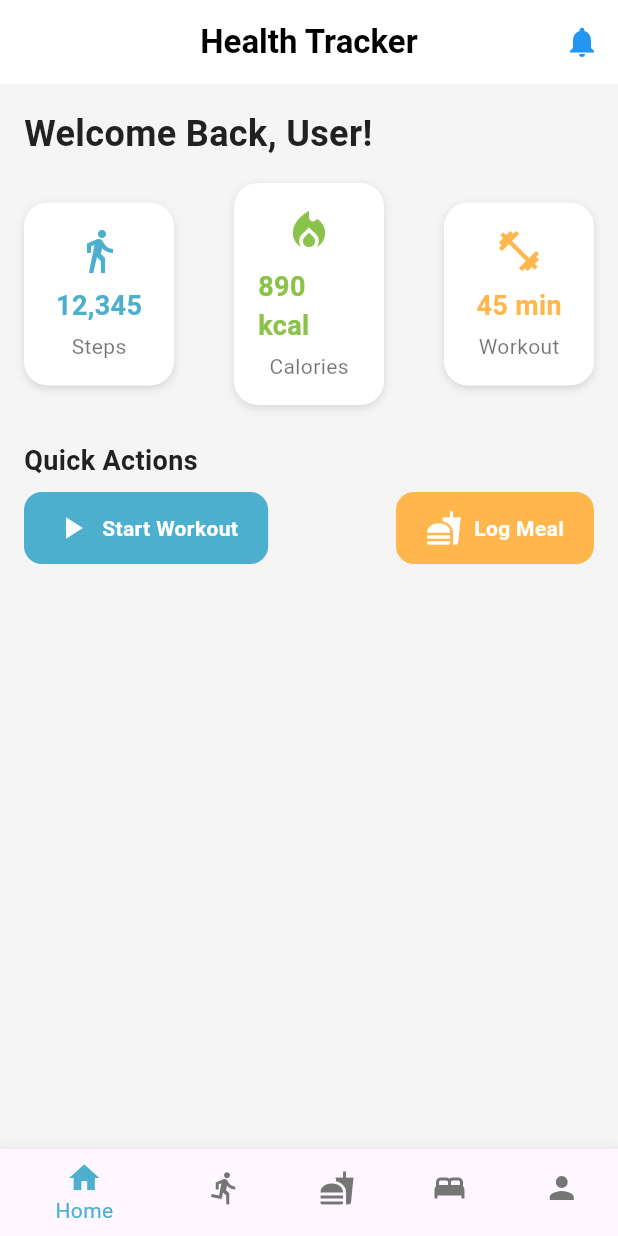
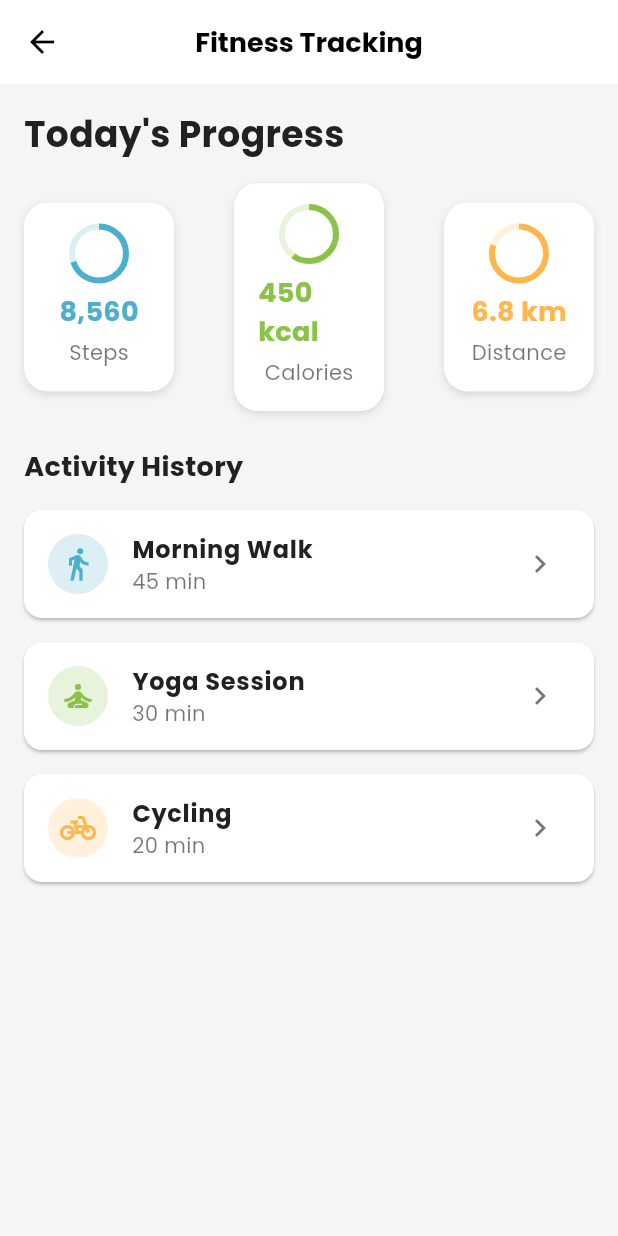
Before and after one commit to SarfarazQadir/healthandwellness, a Flutter app: the screen it shows after launch, on a phone screen of 412 x 824 dp. Run offline on Flutter 3.47's test engine with Material 3 defaults, Android fonts, the phone set to English and light mode, and no system bars.

Commit message:
Set main file

```diff
--- a/lib/main.dart
+++ b/lib/main.dart
@@ -18,253 +18,38 @@ import 'screens/sleep_screen.dart';
 // import 'screens/sleep_screen.dart';
 // import 'screens/mental_wellness_screen.dart';
 // import 'screens/goal_screen.dart';
-
 import 'package:flutter/material.dart';
+import 'screens/fitness_tracking_screen.dart'; // Ensure this file exists and is correctly implemented
 
 void main() {
-  runApp(const HealthTrackerApp());
+  runApp(const HealthWellnessApp());
 }
 
-class HealthTrackerApp extends StatelessWidget {
-  const HealthTrackerApp({super.key});
+class HealthWellnessApp extends StatelessWidget {
+  const HealthWellnessApp({super.key});
 
   @override
   Widget build(BuildContext context) {
     return MaterialApp(
       debugShowCheckedModeBanner: false,
-      theme: ThemeData.light(),
-      home: const HomeScreen(),
+      title: 'Health & Wellness Tracker',
+      theme: ThemeData(
+        // Updated to use `ColorScheme` for better compatibility
+        colorScheme: ColorScheme.light(
+          primary: const Color(0xFF4CAFCE), // Blue
+          secondary: const Color(0xFF8BC34A), // Green
+          background: const Color(0xFFF5F5F5), // Light Gray
+        ),
+        fontFamily: 'Poppins',
+        textTheme: const TextTheme(
+          displayLarge: TextStyle(fontSize: 32, fontWeight: FontWeight.bold, color: Color(0xFF212121)), // headline1 updated
+          titleLarge: TextStyle(fontSize: 18, fontWeight: FontWeight.bold, color: Color(0xFF212121)), // headline6 updated
+          bodyLarge: TextStyle(fontSize: 16, color: Colors.black87), // bodyText1 updated
+          bodyMedium: TextStyle(fontSize: 14, color: Colors.black54), // bodyText2 updated
+        ),
+        scaffoldBackgroundColor: const Color(0xFFF5F5F5), // Retained for scaffold background
+      ),
+      home: const FitnessTrackingScreen(), // Ensure this widget is implemented
     );
   }
 }
-
-class HomeScreen extends StatelessWidget {
-  const HomeScreen({super.key});
-
-  @override
-  Widget build(BuildContext context) {
-    return Scaffold(
-      backgroundColor: const Color(0xFFF5F5F5), // Light Gray
-      appBar: AppBar(
-        backgroundColor: Colors.white,
-        elevation: 0,
-        title: const Text(
-          'Health Tracker',
-          style: TextStyle(color: Colors.black, fontWeight: FontWeight.bold),
-        ),
-        centerTitle: true,
-        actions: [
-          IconButton(
-            icon: const Icon(Icons.notifications, color: Colors.blue),
-            onPressed: () {},
-          ),
-        ],
-      ),
-      body: Padding(
-        padding: const EdgeInsets.all(16.0),
-        child: Column(
-          crossAxisAlignment: CrossAxisAlignment.start,
-          children: [
-            const Text(
-              'Welcome Back, User!',
-              style: TextStyle(
-                fontSize: 24,
-                fontWeight: FontWeight.bold,
-                color: Color(0xFF212121), // Dark Gray
-              ),
-            ),
-            const SizedBox(height: 16),
-            Row(
-              mainAxisAlignment: MainAxisAlignment.spaceBetween,
-              children: const [
-                StatCard(
-                  title: 'Steps',
-                  value: '12,345',
-                  color: Color(0xFF4CAFCE), // Blue
-                  icon: Icons.directions_walk,
-                ),
-                StatCard(
-                  title: 'Calories',
-                  value: '890 kcal',
-                  color: Color(0xFF8BC34A), // Green
-                  icon: Icons.local_fire_department,
-                ),
-                StatCard(
-                  title: 'Workout',
-                  value: '45 min',
-                  color: Color(0xFFFFB74D), // Peach
-                  icon: Icons.fitness_center,
-                ),
-              ],
-            ),
-            const SizedBox(height: 24),
-            const Text(
-              'Quick Actions',
-              style: TextStyle(
-                fontSize: 18,
-                fontWeight: FontWeight.bold,
-                color: Color(0xFF212121), // Dark Gray
-              ),
-            ),
-            const SizedBox(height: 8),
-            Row(
-              mainAxisAlignment: MainAxisAlignment.spaceBetween,
-              children: const [
-                HoverButton(
-                  label: 'Start Workout',
-                  color: Color(0xFF4CAFCE), // Blue
-                  icon: Icons.play_arrow,
-                ),
-                HoverButton(
-                  label: 'Log Meal',
-                  color: Color(0xFFFFB74D), // Peach
-                  icon: Icons.fastfood,
-                ),
-              ],
-            ),
-          ],
-        ),
-      ),
-      bottomNavigationBar: BottomNavigationBar(
-        backgroundColor: Colors.white,
-        selectedItemColor: const Color(0xFF4CAFCE), // Blue
-        unselectedItemColor: const Color(0xFF757575), // Gray
-        items: const [
-          BottomNavigationBarItem(
-            icon: Icon(Icons.home),
-            label: 'Home',
-          ),
-          BottomNavigationBarItem(
-            icon: Icon(Icons.directions_run),
-            label: 'Fitness',
-          ),
-          BottomNavigationBarItem(
-            icon: Icon(Icons.fastfood),
-            label: 'Nutrition',
-          ),
-          BottomNavigationBarItem(
-            icon: Icon(Icons.bed),
-            label: 'Sleep',
-          ),
-          BottomNavigationBarItem(
-            icon: Icon(Icons.person),
-            label: 'Profile',
-          ),
-        ],
-      ),
-    );
-  }
-}
-
-class StatCard extends StatelessWidget {
-  final String title;
-  final String value;
-  final Color color;
-  final IconData icon;
-
-  const StatCard({
-    super.key,
-    required this.title,
-    required this.value,
-    required this.color,
-    required this.icon,
-  });
-
-  @override
-  Widget build(BuildContext context) {
-    return Container(
-      width: 100,
-      padding: const EdgeInsets.all(16),
-      decoration: BoxDecoration(
-        color: Colors.white,
-        borderRadius: BorderRadius.circular(16),
-        boxShadow: [
-          BoxShadow(
-            color: Colors.black12,
-            blurRadius: 4,
-            offset: Offset(0, 2),
-          ),
-        ],
-      ),
-      child: Column(
-        mainAxisSize: MainAxisSize.min,
-        children: [
-          Icon(icon, color: color, size: 32),
-          const SizedBox(height: 8),
-          Text(
-            value,
-            style: TextStyle(
-              fontSize: 18,
-              fontWeight: FontWeight.bold,
-              color: color,
-            ),
-          ),
-          const SizedBox(height: 4),
-          Text(
-            title,
-            style: const TextStyle(
-              fontSize: 14,
-              color: Colors.black54,
-            ),
-          ),
-        ],
-      ),
-    );
-  }
-}
-
-class HoverButton extends StatefulWidget {
-  final String label;
-  final Color color;
-  final IconData icon;
-
-  const HoverButton({
-    super.key,
-    required this.label,
-    required this.color,
-    required this.icon,
-  });
-
-  @override
-  _HoverButtonState createState() => _HoverButtonState();
-}
-
-class _HoverButtonState extends State<HoverButton> {
-  bool isHovered = false;
-
-  @override
-  Widget build(BuildContext context) {
-    return MouseRegion(
-      onEnter: (_) => setState(() => isHovered = true),
-      onExit: (_) => setState(() => isHovered = false),
-      child: AnimatedContainer(
-        duration: const Duration(milliseconds: 200),
-        padding: const EdgeInsets.symmetric(vertical: 12, horizontal: 20),
-        decoration: BoxDecoration(
-          color: isHovered ? widget.color.withOpacity(0.9) : widget.color,
-          borderRadius: BorderRadius.circular(12),
-          boxShadow: isHovered
-              ? [
-                  BoxShadow(
-                    color: widget.color.withOpacity(0.4),
-                    blurRadius: 8,
-                    offset: Offset(0, 4),
-                  ),
-                ]
-              : [],
-        ),
-        child: Row(
-          mainAxisSize: MainAxisSize.min,
-          children: [
-            Icon(widget.icon, color: Colors.white),
-            const SizedBox(width: 8),
-            Text(
-              widget.label,
-              style: const TextStyle(color: Colors.white, fontWeight: FontWeight.bold),
-            ),
-          ],
-        ),
-      ),
-    );
-  }
-}
--- a/lib/screens/dashboard_screen.dart
+++ b/lib/screens/dashboard_screen.dart
@@ -0,0 +1,245 @@
+import 'package:flutter/material.dart';
+
+class HealthTrackerApp extends StatelessWidget {
+  const HealthTrackerApp({super.key});
+
+  @override
+  Widget build(BuildContext context) {
+    return MaterialApp(
+      debugShowCheckedModeBanner: false,
+      theme: ThemeData.light(),
+      home: const HomeScreen(),
+    );
+  }
+}
+
+class HomeScreen extends StatelessWidget {
+  const HomeScreen({super.key});
+
+  @override
+  Widget build(BuildContext context) {
+    return Scaffold(
+      backgroundColor: const Color(0xFFF5F5F5), // Light Gray
+      appBar: AppBar(
+        backgroundColor: Colors.white,
+        elevation: 0,
+        title: const Text(
+          'Health Tracker',
+          style: TextStyle(color: Colors.black, fontWeight: FontWeight.bold),
+        ),
+        centerTitle: true,
+        actions: [
+          IconButton(
+            icon: const Icon(Icons.notifications, color: Colors.blue),
+            onPressed: () {},
+          ),
+        ],
+      ),
+      body: Padding(
+        padding: const EdgeInsets.all(16.0),
+        child: Column(
+          crossAxisAlignment: CrossAxisAlignment.start,
+          children: [
+            const Text(
+              'Welcome Back, User!',
+              style: TextStyle(
+                fontSize: 24,
+                fontWeight: FontWeight.bold,
+                color: Color(0xFF212121), // Dark Gray
+              ),
+            ),
+            const SizedBox(height: 16),
+            Row(
+              mainAxisAlignment: MainAxisAlignment.spaceBetween,
+              children: const [
+                StatCard(
+                  title: 'Steps',
+                  value: '12,345',
+                  color: Color(0xFF4CAFCE), // Blue
+                  icon: Icons.directions_walk,
+                ),
+                StatCard(
+                  title: 'Calories',
+                  value: '890 kcal',
+                  color: Color(0xFF8BC34A), // Green
+                  icon: Icons.local_fire_department,
+                ),
+                StatCard(
+                  title: 'Workout',
+                  value: '45 min',
+                  color: Color(0xFFFFB74D), // Peach
+                  icon: Icons.fitness_center,
+                ),
+              ],
+            ),
+            const SizedBox(height: 24),
+            const Text(
+              'Quick Actions',
+              style: TextStyle(
+                fontSize: 18,
+                fontWeight: FontWeight.bold,
+                color: Color(0xFF212121), // Dark Gray
+              ),
+            ),
+            const SizedBox(height: 8),
+            Row(
+              mainAxisAlignment: MainAxisAlignment.spaceBetween,
+              children: const [
+                HoverButton(
+                  label: 'Start Workout',
+                  color: Color(0xFF4CAFCE), // Blue
+                  icon: Icons.play_arrow,
+                ),
+                HoverButton(
+                  label: 'Log Meal',
+                  color: Color(0xFFFFB74D), // Peach
+                  icon: Icons.fastfood,
+                ),
+              ],
+            ),
+          ],
+        ),
+      ),
+      bottomNavigationBar: BottomNavigationBar(
+        backgroundColor: Colors.white,
+        selectedItemColor: const Color(0xFF4CAFCE), // Blue
+        unselectedItemColor: const Color(0xFF757575), // Gray
+        items: const [
+          BottomNavigationBarItem(
+            icon: Icon(Icons.home),
+            label: 'Home',
+          ),
+          BottomNavigationBarItem(
+            icon: Icon(Icons.directions_run),
+            label: 'Fitness',
+          ),
+          BottomNavigationBarItem(
+            icon: Icon(Icons.fastfood),
+            label: 'Nutrition',
+          ),
+          BottomNavigationBarItem(
+            icon: Icon(Icons.bed),
+            label: 'Sleep',
+          ),
+          BottomNavigationBarItem(
+            icon: Icon(Icons.person),
+            label: 'Profile',
+          ),
+        ],
+      ),
+    );
+  }
+}
+
+class StatCard extends StatelessWidget {
+  final String title;
+  final String value;
+  final Color color;
+  final IconData icon;
+
+  const StatCard({
+    super.key,
+    required this.title,
+    required this.value,
+    required this.color,
+    required this.icon,
+  });
+
+  @override
+  Widget build(BuildContext context) {
+    return Container(
+      width: 100,
+      padding: const EdgeInsets.all(16),
+      decoration: BoxDecoration(
+        color: Colors.white,
+        borderRadius: BorderRadius.circular(16),
+        boxShadow: [
+          BoxShadow(
+            color: Colors.black12,
+            blurRadius: 4,
+            offset: Offset(0, 2),
+          ),
+        ],
+      ),
+      child: Column(
+        mainAxisSize: MainAxisSize.min,
+        children: [
+          Icon(icon, color: color, size: 32),
+          const SizedBox(height: 8),
+          Text(
+            value,
+            style: TextStyle(
+              fontSize: 18,
+              fontWeight: FontWeight.bold,
+              color: color,
+            ),
+          ),
+          const SizedBox(height: 4),
+          Text(
+            title,
+            style: const TextStyle(
+              fontSize: 14,
+              color: Colors.black54,
+            ),
+          ),
+        ],
+      ),
+    );
+  }
+}
+
+class HoverButton extends StatefulWidget {
+  final String label;
+  final Color color;
+  final IconData icon;
+
+  const HoverButton({
+    super.key,
+    required this.label,
+    required this.color,
+    required this.icon,
+  });
+
+  @override
+  _HoverButtonState createState() => _HoverButtonState();
+}
+
+class _HoverButtonState extends State<HoverButton> {
+  bool isHovered = false;
+
+  @override
+  Widget build(BuildContext context) {
+    return MouseRegion(
+      onEnter: (_) => setState(() => isHovered = true),
+      onExit: (_) => setState(() => isHovered = false),
+      child: AnimatedContainer(
+        duration: const Duration(milliseconds: 200),
+        padding: const EdgeInsets.symmetric(vertical: 12, horizontal: 20),
+        decoration: BoxDecoration(
+          color: isHovered ? widget.color.withOpacity(0.9) : widget.color,
+          borderRadius: BorderRadius.circular(12),
+          boxShadow: isHovered
+              ? [
+                  BoxShadow(
+                    color: widget.color.withOpacity(0.4),
+                    blurRadius: 8,
+                    offset: Offset(0, 4),
+                  ),
+                ]
+              : [],
+        ),
+        child: Row(
+          mainAxisSize: MainAxisSize.min,
+          children: [
+            Icon(widget.icon, color: Colors.white),
+            const SizedBox(width: 8),
+            Text(
+              widget.label,
+              style: const TextStyle(color: Colors.white, fontWeight: FontWeight.bold),
+            ),
+          ],
+        ),
+      ),
+    );
+  }
+}
--- a/lib/screens/fitness_tracking_screen.dart
+++ b/lib/screens/fitness_tracking_screen.dart
@@ -0,0 +1,206 @@
+import 'package:flutter/material.dart';
+
+class FitnessTrackingScreen extends StatelessWidget {
+  const FitnessTrackingScreen({super.key});
+
+  @override
+  Widget build(BuildContext context) {
+    return Scaffold(
+      appBar: AppBar(
+        backgroundColor: Colors.white,
+        elevation: 0,
+        leading: IconButton(
+          icon: const Icon(Icons.arrow_back, color: Colors.black),
+          onPressed: () => Navigator.pop(context),
+        ),
+        title: const Text(
+          'Fitness Tracking',
+          style: TextStyle(
+            color: Colors.black,
+            fontWeight: FontWeight.bold,
+          ),
+        ),
+        centerTitle: true,
+      ),
+      body: Padding(
+        padding: const EdgeInsets.all(16.0),
+        child: Column(
+          crossAxisAlignment: CrossAxisAlignment.start,
+          children: [
+            const Text(
+              'Today\'s Progress',
+              style: TextStyle(
+                fontSize: 24,
+                fontWeight: FontWeight.bold,
+                color: Color(0xFF212121), // Dark Gray
+              ),
+            ),
+            const SizedBox(height: 16),
+            Row(
+              mainAxisAlignment: MainAxisAlignment.spaceBetween,
+              children: const [
+                ProgressCard(
+                  title: 'Steps',
+                  value: '8,560',
+                  progress: 0.7,
+                  color: Color(0xFF4CAFCE), // Blue
+                ),
+                ProgressCard(
+                  title: 'Calories',
+                  value: '450 kcal',
+                  progress: 0.6,
+                  color: Color(0xFF8BC34A), // Green
+                ),
+                ProgressCard(
+                  title: 'Distance',
+                  value: '6.8 km',
+                  progress: 0.8,
+                  color: Color(0xFFFFB74D), // Peach
+                ),
+              ],
+            ),
+            const SizedBox(height: 24),
+            const Text(
+              'Activity History',
+              style: TextStyle(
+                fontSize: 18,
+                fontWeight: FontWeight.bold,
+                color: Color(0xFF212121), // Dark Gray
+              ),
+            ),
+            const SizedBox(height: 8),
+            Expanded(
+              child: ListView(
+                children: const [
+                  ActivityTile(
+                    activity: 'Morning Walk',
+                    duration: '45 min',
+                    icon: Icons.directions_walk,
+                    color: Color(0xFF4CAFCE), // Blue
+                  ),
+                  ActivityTile(
+                    activity: 'Yoga Session',
+                    duration: '30 min',
+                    icon: Icons.self_improvement,
+                    color: Color(0xFF8BC34A), // Green
+                  ),
+                  ActivityTile(
+                    activity: 'Cycling',
+                    duration: '20 min',
+                    icon: Icons.pedal_bike,
+                    color: Color(0xFFFFB74D), // Peach
+                  ),
+                ],
+              ),
+            ),
+          ],
+        ),
+      ),
+    );
+  }
+}
+
+class ProgressCard extends StatelessWidget {
+  final String title;
+  final String value;
+  final double progress;
+  final Color color;
+
+  const ProgressCard({
+    super.key,
+    required this.title,
+    required this.value,
+    required this.progress,
+    required this.color,
+  });
+
+  @override
+  Widget build(BuildContext context) {
+    return Container(
+      width: 100,
+      padding: const EdgeInsets.all(16),
+      decoration: BoxDecoration(
+        color: Colors.white,
+        borderRadius: BorderRadius.circular(16),
+        boxShadow: [
+          BoxShadow(
+            color: Colors.black12,
+            blurRadius: 4,
+            offset: Offset(0, 2),
+          ),
+        ],
+      ),
+      child: Column(
+        mainAxisSize: MainAxisSize.min,
+        children: [
+          CircularProgressIndicator(
+            value: progress,
+            color: color,
+            backgroundColor: color.withOpacity(0.2),
+          ),
+          const SizedBox(height: 8),
+          Text(
+            value,
+            style: TextStyle(
+              fontSize: 18,
+              fontWeight: FontWeight.bold,
+              color: color,
+            ),
+          ),
+          const SizedBox(height: 4),
+          Text(
+            title,
+            style: const TextStyle(
+              fontSize: 14,
+              color: Colors.black54,
+            ),
+          ),
+        ],
+      ),
+    );
+  }
+}
+
+class ActivityTile extends StatelessWidget {
+  final String activity;
+  final String duration;
+  final IconData icon;
+  final Color color;
+
+  const ActivityTile({
+    super.key,
+    required this.activity,
+    required this.duration,
+    required this.icon,
+    required this.color,
+  });
+
+  @override
+  Widget build(BuildContext context) {
+    return Card(
+      margin: const EdgeInsets.symmetric(vertical: 8),
+      child: ListTile(
+        leading: CircleAvatar(
+          backgroundColor: color.withOpacity(0.2),
+          child: Icon(icon, color: color),
+        ),
+        title: Text(
+          activity,
+          style: const TextStyle(
+            fontSize: 16,
+            fontWeight: FontWeight.bold,
+            color: Color(0xFF212121), // Dark Gray
+          ),
+        ),
+        subtitle: Text(
+          duration,
+          style: const TextStyle(
+            fontSize: 14,
+            color: Colors.black54,
+          ),
+        ),
+        trailing: const Icon(Icons.chevron_right, color: Colors.black54),
+      ),
+    );
+  }
+}
--- a/pubspec.yaml
+++ b/pubspec.yaml
@@ -51,6 +51,12 @@ dev_dependencies:
 
 # The following section is specific to Flutter packages.
 flutter:
+  fonts:
+    - family: Poppins
+      fonts:
+        - asset: fonts/Poppins-Regular.ttf
+        - asset: fonts/Poppins-Bold.ttf
+          weight: 700
 
   # The following line ensures that the Material Icons font is
   # included with your application, so that you can use the icons in
```
Also changed, not shown: fonts/Poppins-Bold.ttf (added), fonts/Poppins-Regular.ttf (added).
